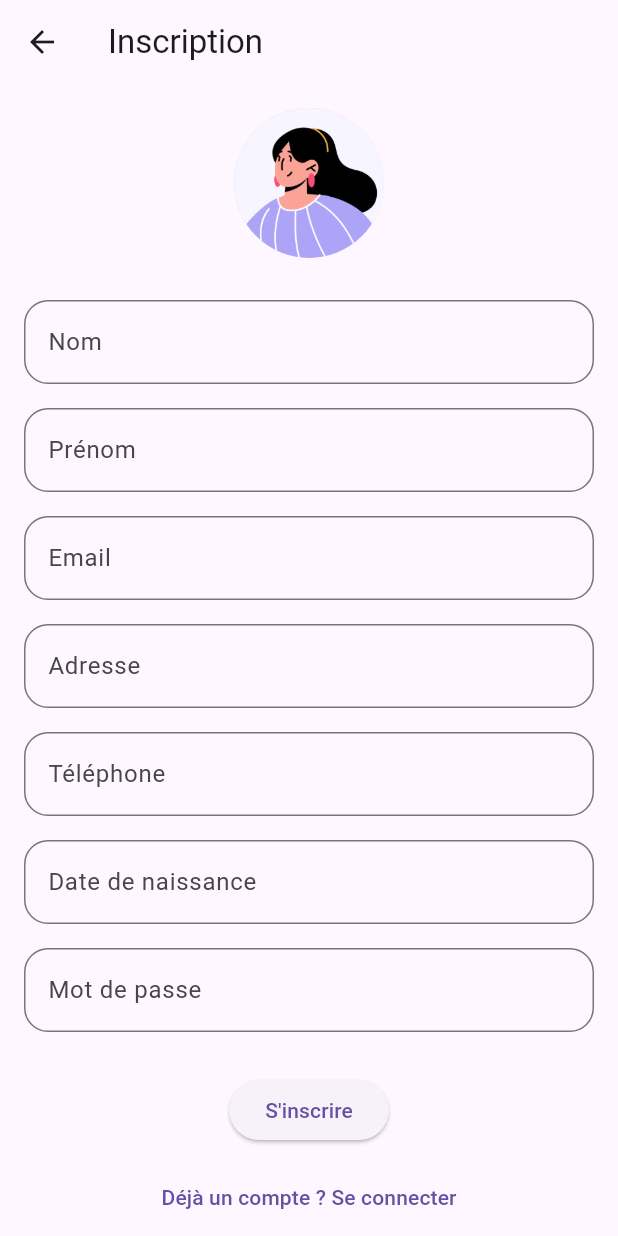
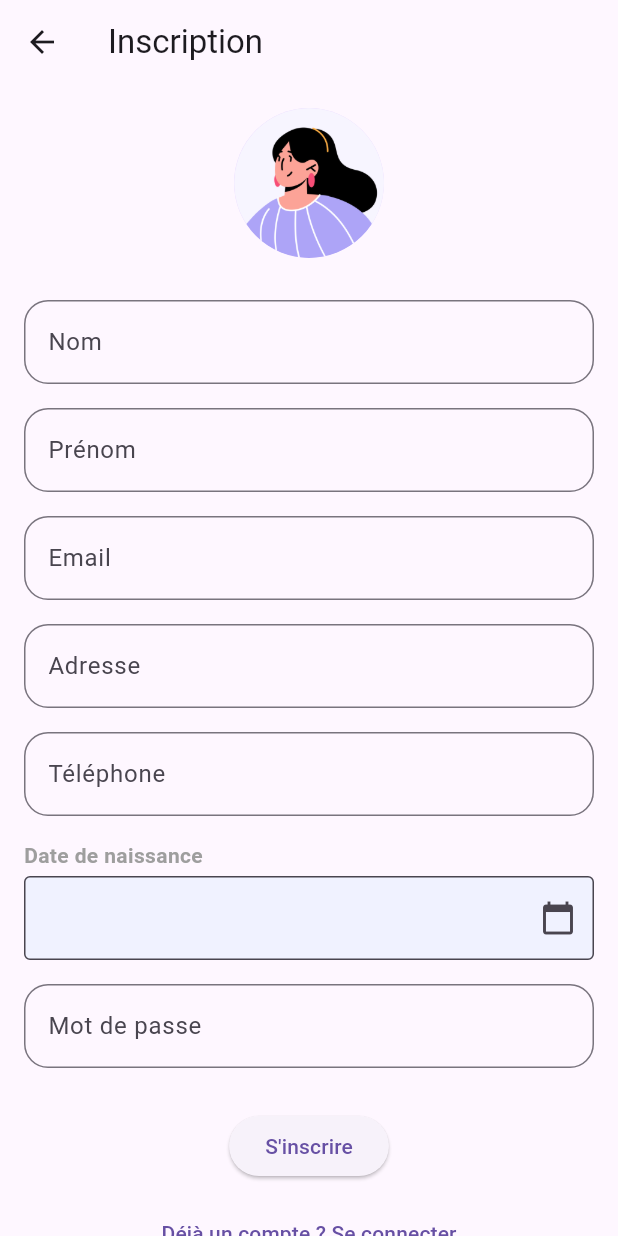
Before and after one commit to Shabich/MediCall, a Flutter app: the SignUpPage screen opened by its route, on a phone screen of 412 x 824 dp. Run offline on Flutter 3.47's test engine with Material 3 defaults, Android fonts, the light colour scheme and no system bars; our stand-ins replace shared_preferences; accounts and stored records are empty.

Commit message:
DatePicker Signup

```diff
--- a/lib/pages/signup_page.dart
+++ b/lib/pages/signup_page.dart
@@ -1,5 +1,6 @@
 import 'package:flutter/material.dart';
 import 'package:http/http.dart' as http;
+import 'package:intl/intl.dart';
 import 'dart:convert';
 import 'package:shared_preferences/shared_preferences.dart';
 
@@ -60,6 +61,20 @@ class _SignUpPageState extends State<SignUpPage> {
       debugPrint("Données utilisateur enregistrées avec succès.");
     } catch (e) {
       debugPrint("Erreur lors de l'accès à SharedPreferences: $e");
+    }
+  }
+
+  Future<void> _selectDate(BuildContext context) async {
+    DateTime? picked = await showDatePicker(
+      context: context,
+      initialDate: DateTime.now(),
+      firstDate: DateTime(1900),
+      lastDate: DateTime.now(),
+    );
+    if (picked != null) {
+      setState(() {
+        _birthDateController.text = DateFormat('yyyy-MM-dd').format(picked);
+      });
     }
   }
 
@@ -163,6 +178,34 @@ class _SignUpPageState extends State<SignUpPage> {
     );
   }
 
+  Widget _buildDatePickerField(String label, TextEditingController controller) {
+    return Padding(
+      padding: const EdgeInsets.symmetric(vertical: 8.0),
+      child: Column(
+        crossAxisAlignment: CrossAxisAlignment.start,
+        children: [
+          Text(label,
+              style: const TextStyle(
+                  fontSize: 14,
+                  fontWeight: FontWeight.bold,
+                  color: Colors.grey)),
+          const SizedBox(height: 4),
+          TextField(
+            controller: controller,
+            readOnly: true,
+            onTap: () => _selectDate(context),
+            decoration: const InputDecoration(
+              border: OutlineInputBorder(),
+              filled: true,
+              fillColor: Color.fromARGB(255, 240, 242, 255),
+              suffixIcon: Icon(Icons.calendar_today),
+            ),
+          ),
+        ],
+      ),
+    );
+  }
+
   @override
   Widget build(BuildContext context) {
     return Scaffold(
@@ -188,7 +231,7 @@ class _SignUpPageState extends State<SignUpPage> {
                       _buildProfileField('Email', _emailController),
                       _buildProfileField('Adresse', _addressController),
                       _buildProfileField('Téléphone', _phoneController),
-                      _buildProfileField(
+                      _buildDatePickerField(
                           'Date de naissance', _birthDateController),
                       _buildProfileField('Mot de passe', _passwordController,
                           isPassword: true),
```
